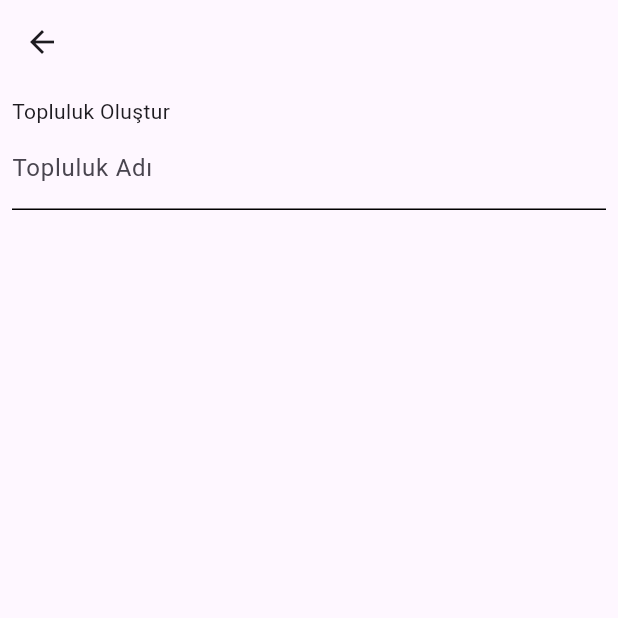
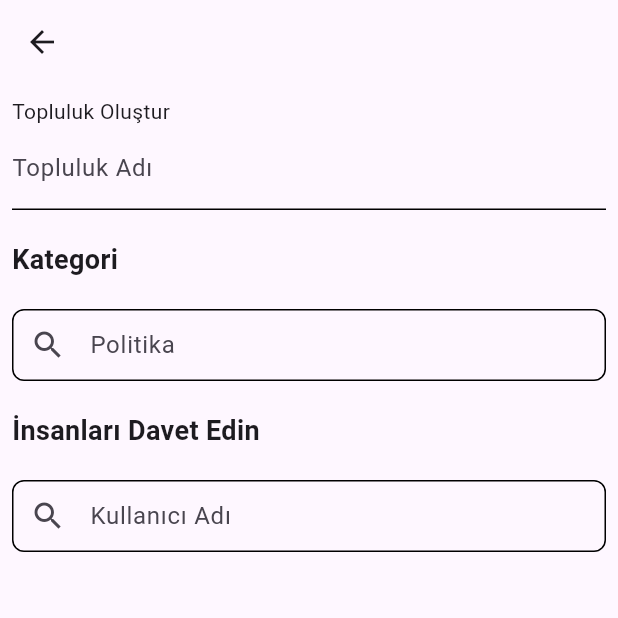
Before and after one commit to tahsin-emre/voxpollui, a Flutter app: the CreateCommunityPage screen opened directly, on a phone screen of 412 x 824 dp, the top half of it. Run offline on Flutter 3.47's test engine with Material 3 defaults, Android fonts, the phone set to English and light mode, and no system bars; our stand-ins replace flutter_dotenv, image_picker, parse_server_sdk_flutter, shared_preferences, shimmer, table_calendar; missing offline and left inert: flutter_polls; accounts and stored records are empty; statements that could not run were skipped.

Commit message:
community page yapılıyor

```diff
--- a/lib/boarding/boarding_iki.dart
+++ b/lib/boarding/boarding_iki.dart
@@ -72,7 +72,7 @@ class _BoardinIkiState extends State<BoardinIki> {
           child: Container(
             width: double.infinity,
             padding: EdgeInsets.all(0),
-            height: MediaQuery.of(context).size.height,
+            height: MediaQuery.of(context).size.height + 50,
             child: Column(
                 crossAxisAlignment: CrossAxisAlignment.start,
                 children: [
--- a/lib/pages/communitys.dart
+++ b/lib/pages/communitys.dart
@@ -1,3 +1,4 @@
+import 'package:flutter/cupertino.dart';
 import 'package:flutter/material.dart';
 import 'package:flutter/widgets.dart';
 import 'package:voxpollui/class/model/national/get_color.dart';
@@ -40,6 +41,64 @@ class _CreateCommunityPageState extends State<CreateCommunityPage> {
                     ),
                   ),cursorColor: AppColor.nationalColor,
                 ),
+                const SizedBox(height: 20,),
+                Align(
+                  alignment: Alignment.centerLeft,
+                  child: const Text(
+                        'Kategori',
+                        style: TextStyle(
+                            fontSize: 18.0, fontWeight: FontWeight.bold),
+                      ),
+                ),
+                const SizedBox(height: 20,),
+                TextField(
+                  decoration: InputDecoration(
+                    contentPadding: const EdgeInsets.symmetric(vertical: 0.0),
+                    hintText: 'Politika',
+                    prefixIcon: Icon(Icons.search),
+                    border: OutlineInputBorder(
+                      borderRadius: BorderRadius.circular(8.0),
+                      borderSide: BorderSide(color: Colors.black),
+                    ),
+                    enabledBorder: OutlineInputBorder(
+                      borderRadius: BorderRadius.circular(8.0),
+                      borderSide: BorderSide(color: Colors.black),
+                    ),
+                    focusedBorder: OutlineInputBorder(
+                      borderRadius: BorderRadius.circular(8.0),
+                      borderSide: BorderSide(color: Colors.black),
+                    ),
+                  ),
+                ),
+                const SizedBox(height: 20,),
+                Align(
+                  alignment: Alignment.centerLeft,
+                  child: const Text(
+                        'İnsanları Davet Edin',
+                        style: TextStyle(
+                            fontSize: 18.0, fontWeight: FontWeight.bold),
+                      ),
+                ),
+                const SizedBox(height: 20,),
+                TextField(
+                  decoration: InputDecoration(
+                    contentPadding: const EdgeInsets.symmetric(vertical: 0.0),
+                    hintText: 'Kullanıcı Adı',
+                    prefixIcon: Icon(Icons.search),
+                    border: OutlineInputBorder(
+                      borderRadius: BorderRadius.circular(8.0),
+                      borderSide: BorderSide(color: Colors.black),
+                    ),
+                    enabledBorder: OutlineInputBorder(
+                      borderRadius: BorderRadius.circular(8.0),
+                      borderSide: BorderSide(color: Colors.black),
+                    ),
+                    focusedBorder: OutlineInputBorder(
+                      borderRadius: BorderRadius.circular(8.0),
+                      borderSide: BorderSide(color: Colors.black),
+                    ),
+                  ),
+                ),
               ],
             ),
           ),
```
